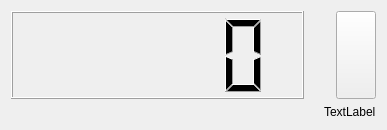
The window that ui/displayWidget.ui (leezu/MeasurementValueLogging) describes before a commit, drawn with Qt 5.
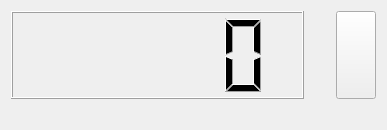
The same window after the commit. Icons and pictures are not drawn.

Commit message: Remove default text from label

Patch:
```diff
--- a/ui/displayWidget.ui
+++ b/ui/displayWidget.ui
@@ -72,7 +72,7 @@
    <item row="1" column="0" alignment="Qt::AlignRight">
     <widget class="QLabel" name="deviceName">
      <property name="text">
-      <string>TextLabel</string>
+      <string/>
      </property>
     </widget>
    </item>
```
